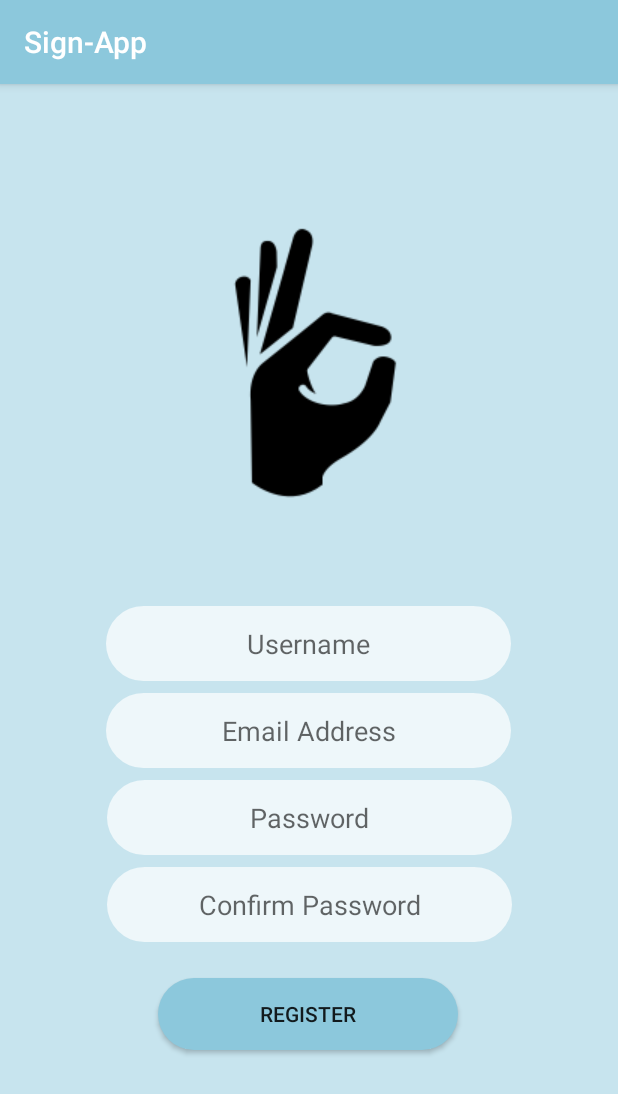
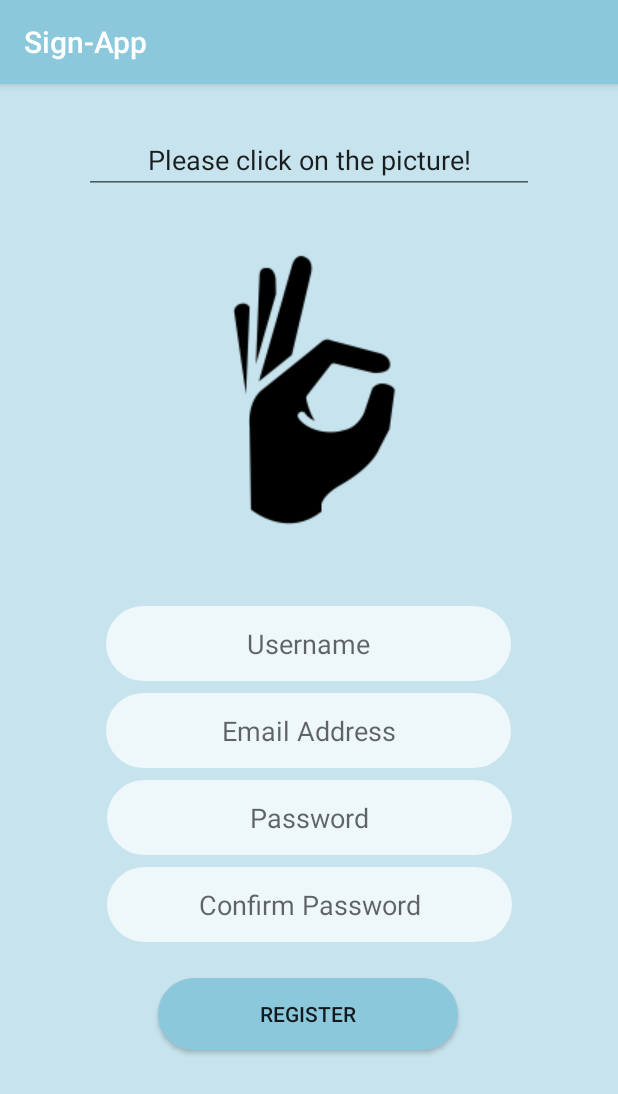
Before and after one commit to indigu/Final-Year-Project, an Android app: the screen it shows after launch (RegisterActivity), on a phone screen of 412 x 824 dp. Shown: the top 1094 px of the screen. Run offline under Robolectric (Android 15) with nearby library versions, the phone set to English and light mode, and no system bars; our stand-ins replace Firebase (no records; nobody signed in at launch, a user with empty details on screens opened directly).

Commit message:
Added clarity
added description on changing user pictures

```diff
--- a/SignApp/app/src/main/res/layout/activity_register.xml
+++ b/SignApp/app/src/main/res/layout/activity_register.xml
@@ -15,12 +15,14 @@
         android:layout_marginTop="25dp"
         android:layout_marginEnd="8dp"
         android:layout_marginBottom="8dp"
+        android:contentDescription="@string/avatar"
         android:src="@drawable/logo"
         app:layout_constraintBottom_toTopOf="@+id/regName"
         app:layout_constraintEnd_toEndOf="parent"
+        app:layout_constraintHorizontal_bias="0.497"
         app:layout_constraintStart_toStartOf="parent"
         app:layout_constraintTop_toTopOf="parent"
-        android:contentDescription="@string/avatar" />
+        app:layout_constraintVertical_bias="0.658" />
 
     <android.support.constraint.Guideline
         android:id="@+id/guideline2"
@@ -125,4 +127,22 @@
         app:layout_constraintStart_toStartOf="@+id/regButton"
         app:layout_constraintTop_toTopOf="@+id/regButton" />
 
+    <EditText
+        android:id="@+id/regText"
+        android:layout_width="300dp"
+        android:layout_height="wrap_content"
+        android:layout_marginStart="8dp"
+        android:layout_marginTop="8dp"
+        android:layout_marginEnd="8dp"
+        android:layout_marginBottom="8dp"
+        android:ems="10"
+        android:importantForAutofill="no"
+        android:textAlignment="center"
+        android:inputType="text"
+        android:text="Please click on the picture!"
+        app:layout_constraintBottom_toTopOf="@+id/regAvatar"
+        app:layout_constraintEnd_toEndOf="parent"
+        app:layout_constraintStart_toStartOf="parent"
+        app:layout_constraintTop_toTopOf="parent" />
+
 </android.support.constraint.ConstraintLayout>
```
